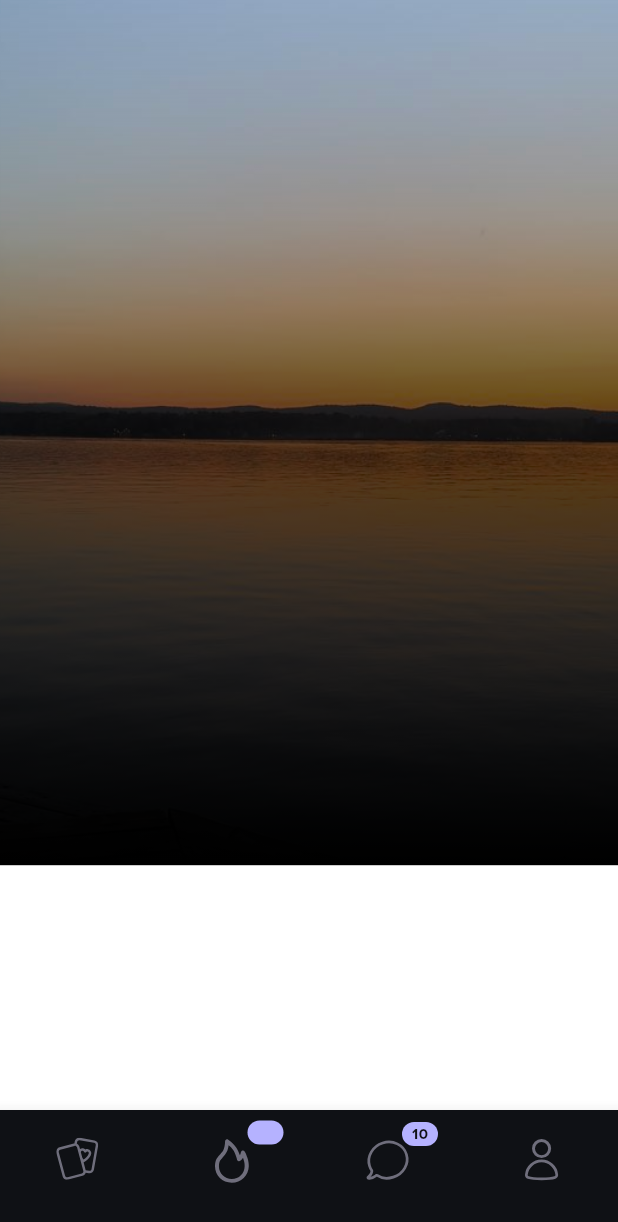
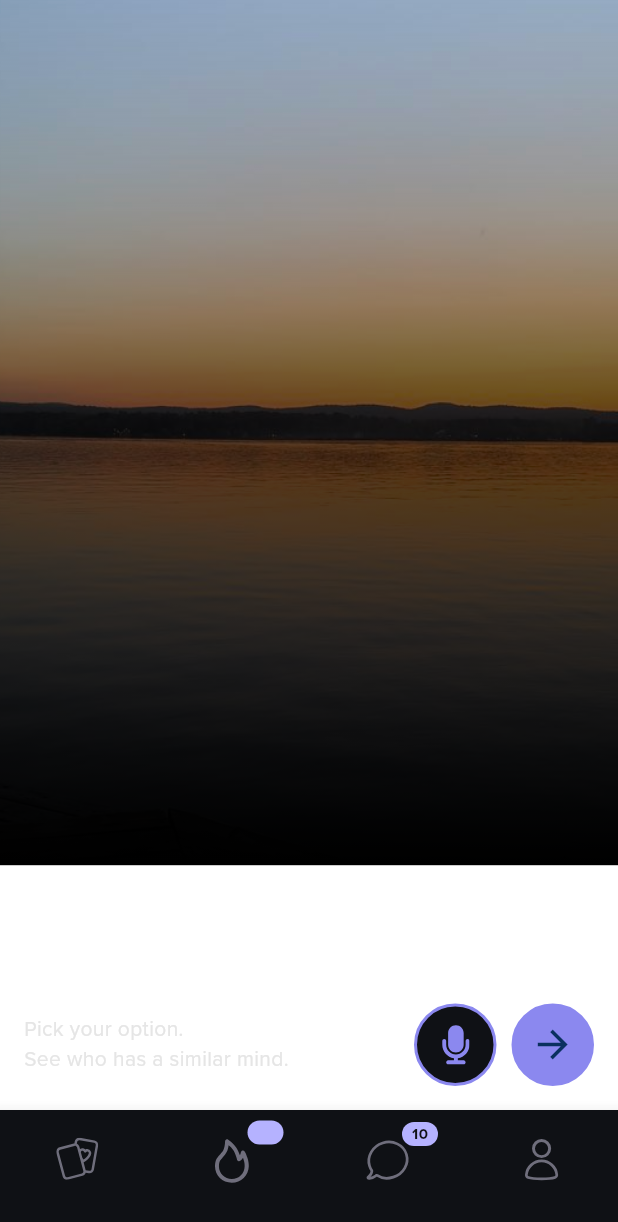
Before and after one commit to CephasPeter/stroll_bonfire, a Flutter app: the screen it shows after launch, on a phone screen of 412 x 824 dp. Shown: the top 1222 px of the screen. Run offline on Flutter 3.47's test engine with Material 3 defaults, Android fonts, the phone set to English and light mode, and no system bars; our stand-ins replace easy_localization, flutter_svg.

Commit message:
-done with footer

```diff
--- a/assets/translations/en.json
+++ b/assets/translations/en.json
@@ -1,3 +1,4 @@
 {
-  "app_name": "Stroll"
+  "app_name": "Stroll",
+  "pick_option_text": "Pick your option.\nSee who has a similar mind."
 }
--- /dev/null
+++ b/lib/helpers/app_dimensions.dart
@@ -0,0 +1,4 @@
+class AppDimensions{
+  AppDimensions._();
+  static double get margin => 16;
+}
--- /dev/null
+++ b/lib/helpers/app_widgets.dart
@@ -0,0 +1,62 @@
+import 'package:flutter/material.dart';
+import 'package:flutter_svg/svg.dart';
+import 'package:stroll_bonfire/helpers/extensions.dart';
+
+class AppIconButton extends StatelessWidget {
+  const AppIconButton({
+    super.key, this.asset, this.icon, this.width, this.height, this.onPressed, this.radius, this.padding, this.borderColor, this.backgroundColor, this.iconColor, this.assetWidth, this.assetHeight, this.iconSize,
+  });
+  final String? asset;
+  final IconData? icon;
+  final double? width;
+  final double? height;
+  final double? assetWidth;
+  final double? assetHeight;
+  final double? iconSize;
+  final Function()? onPressed;
+  final double? radius;
+  final double? padding;
+  final Color? borderColor;
+  final Color? backgroundColor;
+  final Color? iconColor;
+
+  @override
+  Widget build(BuildContext context) {
+    if(asset == null && icon == null){
+      throw Exception('You must provide either an asset or an icon');
+    }
+    return Container(
+      width: width,
+      height: height,
+      decoration: BoxDecoration(
+        color: backgroundColor ?? context.colorScheme.primary,
+        borderRadius: BorderRadius.circular(radius ?? 360),
+        border: Border.all(
+          color: borderColor ?? context.colorScheme.primary,
+          width: 2
+        ),
+      ),
+      child: Padding(
+        padding: padding?.allPadding ?? 0.0.allPadding,
+        child: IconButton(
+          icon: Builder(
+            builder: (context) {
+              if(asset == null){
+                return Icon(icon, color: iconColor ?? context.colorScheme.onPrimary,size: iconSize ?? 24);
+              }
+              return SvgPicture.asset(
+                asset!,
+                colorFilter: iconColor != null ? ColorFilter.mode(iconColor!, BlendMode.srcIn) : null,
+                width: assetWidth,
+                height: assetHeight,
+              );
+            }
+          ),
+          onPressed: () {
+            onPressed?.call();
+          },
+        ),
+      ),
+    );
+  }
+}
--- a/lib/helpers/theme.dart
+++ b/lib/helpers/theme.dart
@@ -191,7 +191,7 @@ class MaterialTheme {
       errorContainer: Color(0xff93000a),
       onErrorContainer: Color(0xffffdad6),
       surface: Color(0xff0F1115),
-      onSurface: Color(0xffe2e2e9),
+      onSurface: Color(0xffE5E5E5),
       onSurfaceVariant: Color(0xffc4c6d0),
       outline: Color(0xff8e9099),
       outlineVariant: Color(0xff44474e),
--- a/lib/modules/home_page.dart
+++ b/lib/modules/home_page.dart
@@ -1,7 +1,10 @@
 import 'package:flutter/material.dart';
 import 'package:flutter/services.dart';
 import 'package:flutter_svg/svg.dart';
+import 'package:stroll_bonfire/helpers/app_dimensions.dart';
 import 'package:stroll_bonfire/helpers/extensions.dart';
+
+import '../helpers/app_widgets.dart';
 
 class HomePage extends StatelessWidget {
   const HomePage({super.key});
@@ -43,6 +46,50 @@ class HomePage extends StatelessWidget {
           //Page Content
           Scaffold(
             backgroundColor: Colors.transparent,
+            body: SizedBox(
+              height: double.infinity,
+              width: double.infinity,
+              child: Column(
+                mainAxisSize: MainAxisSize.max,
+                mainAxisAlignment: MainAxisAlignment.end,
+                children: [
+                  //Footer
+                  Padding(
+                    padding: AppDimensions.margin.allPadding,
+                    child: Row(
+                      crossAxisAlignment: CrossAxisAlignment.center,
+                      children: [
+                        Text(
+                          'pick_option_text'.translate,
+                          style: TextStyle(
+                            color: context.colorScheme.onSurface,
+                            fontSize: 14,
+                            fontWeight: FontWeight.w400,
+                          ),
+                        ),
+                        Spacer(),
+                        AppIconButton(
+                          asset: 'assets/images/mic.svg',
+                          width: 55,
+                          height: 55,
+                          iconColor: context.colorScheme.primary,
+                          backgroundColor: context.colorScheme.surface,
+                          borderColor: context.colorScheme.primary,
+                        ),
+                        10.widthBox,
+                        AppIconButton(
+                          icon: Icons.arrow_forward,
+                          width: 55,
+                          height: 55,
+                          iconColor: context.colorScheme.onPrimary,
+                          iconSize: 30,
+                        ),
+                      ],
+                    ),
+                  )
+                ],
+              ),
+            ),
             bottomNavigationBar: BottomNavigationBar(
               backgroundColor: context.colorScheme.surface,
               type: BottomNavigationBarType.fixed,
```
Also changed, not shown: assets/images/mic.svg (added).
